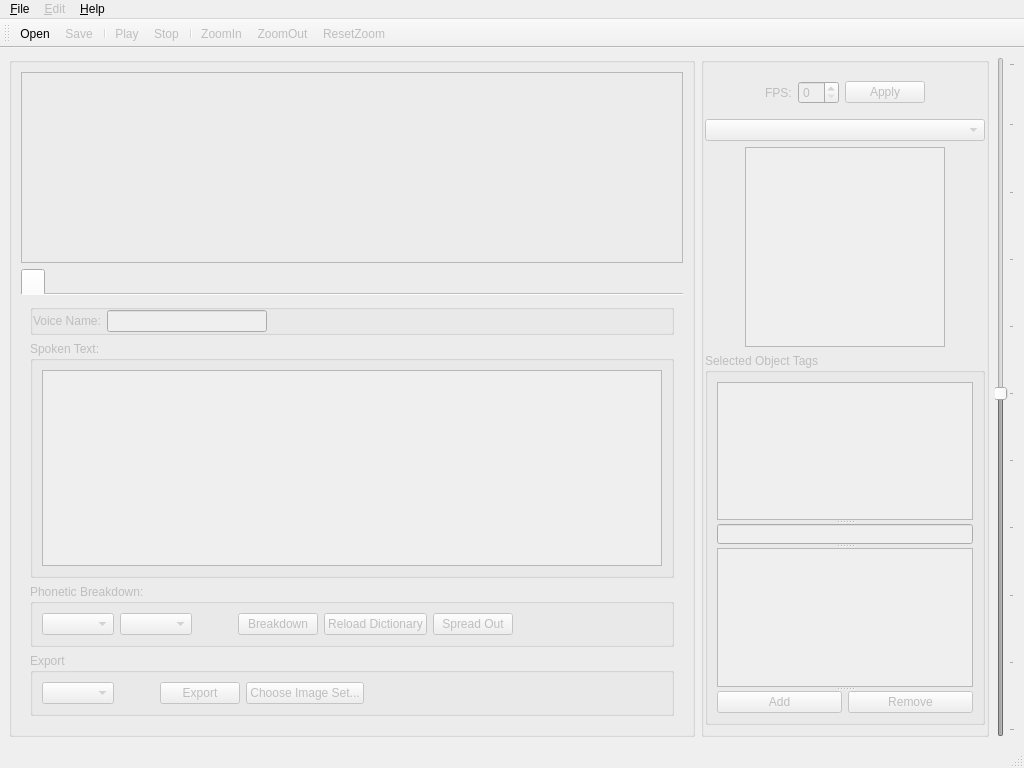
The window that rsrc/papagayo-ng2.ui (morevnaproject-org/papagayo-ng) describes before a commit, drawn with Qt 5.
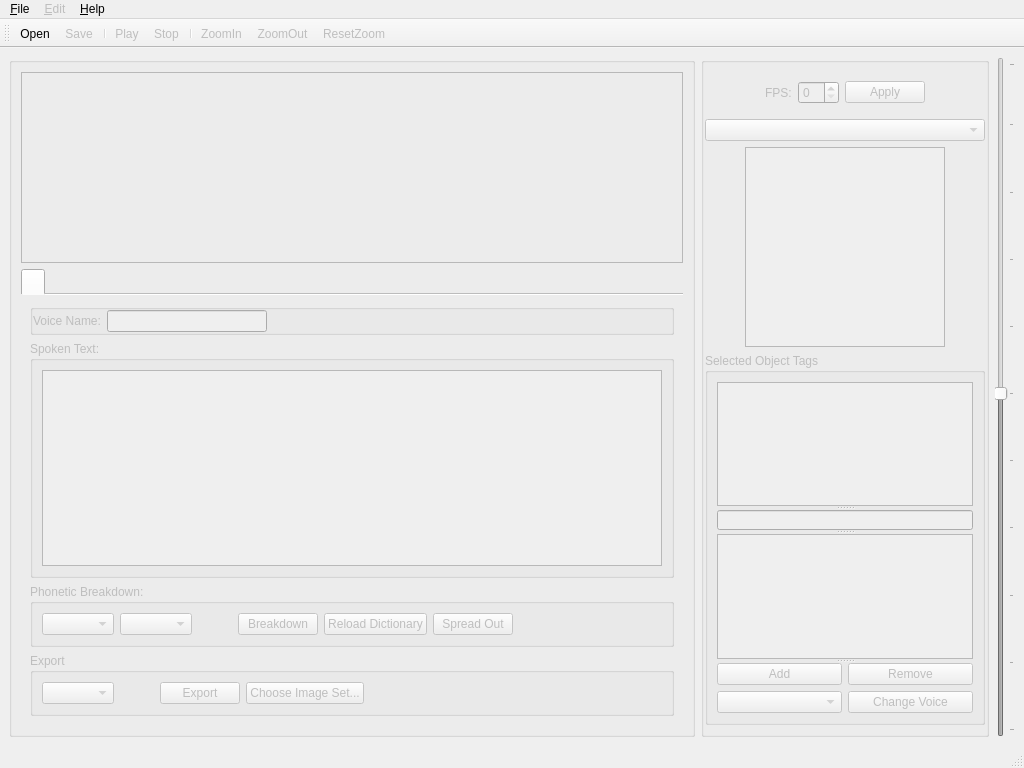
The same window after the commit. Icons and pictures are not drawn. Custom widgets are drawn as their Qt base class.

Commit message: Prepare some functionality for changing parent voice for objects.

Patch:
```diff
--- a/rsrc/papagayo-ng2.ui
+++ b/rsrc/papagayo-ng2.ui
@@ -578,6 +578,20 @@
               </widget>
              </widget>
             </item>
+            <item>
+             <layout class="QHBoxLayout" name="horizontalLayout">
+              <item>
+               <widget class="QComboBox" name="voice_for_selection"/>
+              </item>
+              <item>
+               <widget class="QPushButton" name="apply_voice_change">
+                <property name="text">
+                 <string>Change Voice</string>
+                </property>
+               </widget>
+              </item>
+             </layout>
+            </item>
            </layout>
           </widget>
          </item>
```
The commit also changes 2 other files.
